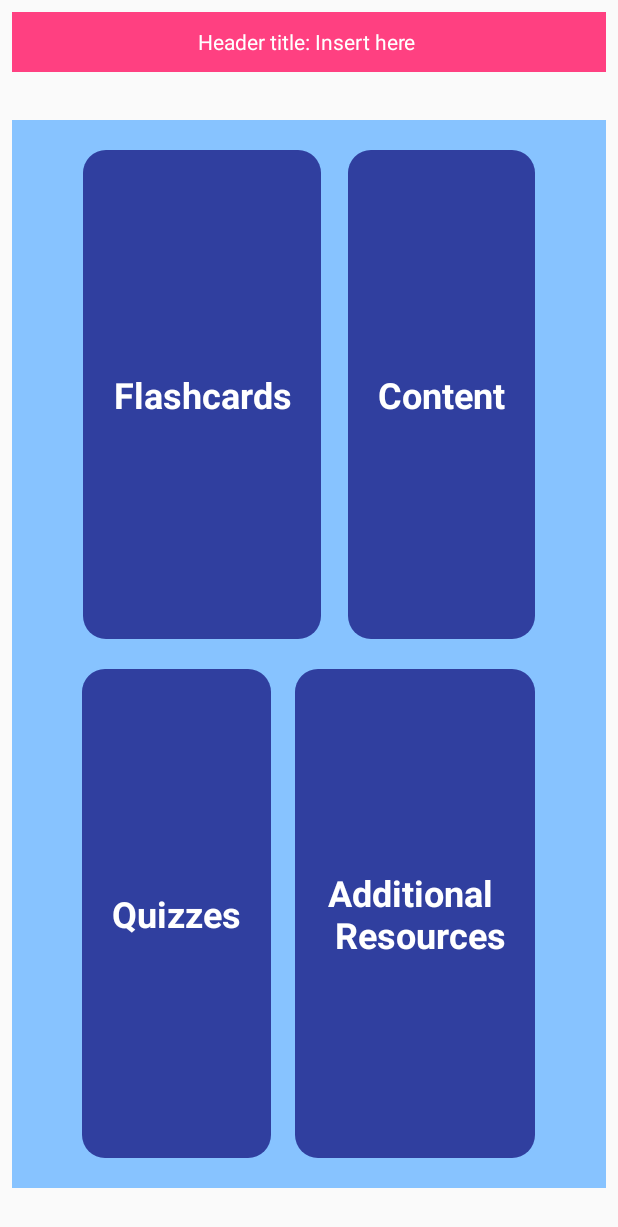
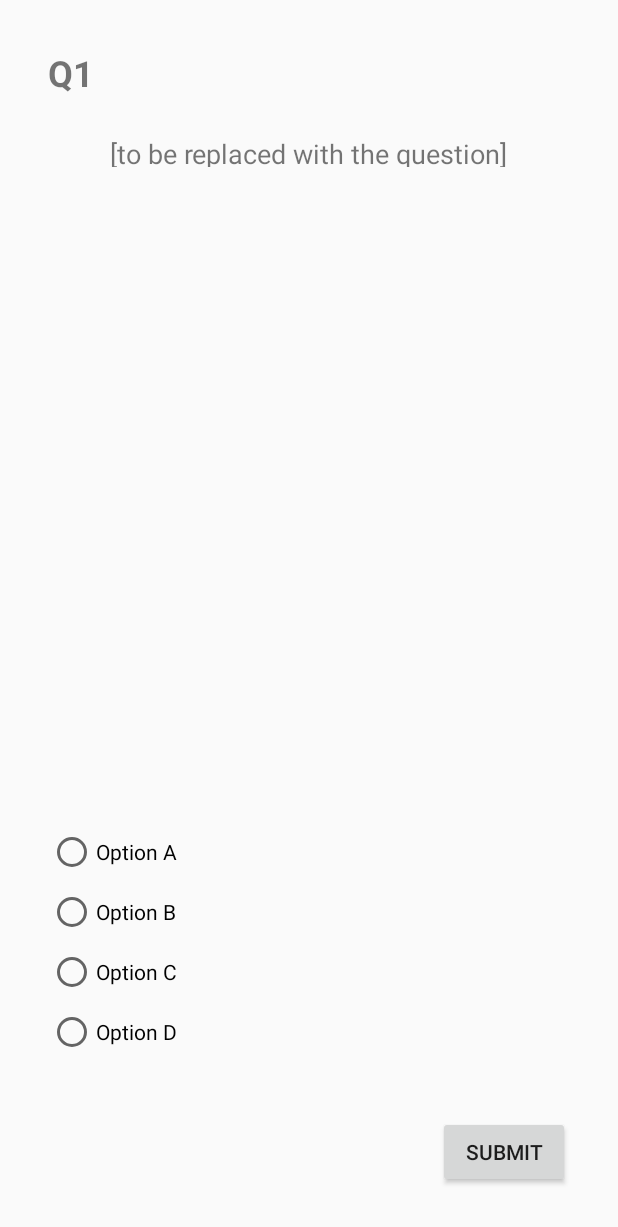
Before and after one commit to memedelacreme/AssignmentHH, an Android app: the screen it shows after launch (MainActivity before the commit, QuizMain after it), after a tap on "Quizzes", on a phone screen of 412 x 824 dp. Shown: the top 1227 px of the screen. Run offline under Robolectric (Android 15) with nearby library versions, the phone set to English and light mode, and no system bars.

Commit message:
09/10/2018 | 11:08pm Started on the basics for the quiz

```diff
--- a/app/src/main/AndroidManifest.xml
+++ b/app/src/main/AndroidManifest.xml
@@ -31,7 +31,8 @@
         <activity android:name=".MainActivity" />
         <activity android:name=".FlashCardMain" />
         <activity android:name=".AddFlashCard" />
-        <activity android:name=".ContentMain"></activity>
+        <activity android:name=".ContentMain" />
+        <activity android:name=".QuizMain"></activity>
     </application>
 
 </manifest>
--- a/app/src/main/java/com/example/jsh/assignment_hh/MainActivity.java
+++ b/app/src/main/java/com/example/jsh/assignment_hh/MainActivity.java
@@ -22,15 +22,15 @@ public class MainActivity extends AppCompatActivity {
         TextView Quiz = (TextView) findViewById(R.id.quiz);
         TextView additionalResources = (TextView) findViewById(R.id.additional_resources);
 
-        //This onClickListener was used to test that the TextViews worked as buttons. Feel free to delete when we've made activities for each section.
-        View.OnClickListener test = new View.OnClickListener() {
-            @Override
-            public void onClick(View v) {
-                TextView t = (TextView) v;
-                String text = t.getText().toString();
-                Toast.makeText(MainActivity.this, "You selected " + text, Toast.LENGTH_SHORT).show();
-            }
-        };
+//        This onClickListener was used to test that the TextViews worked as buttons. Feel free to delete when we've made activities for each section.
+//        View.OnClickListener test = new View.OnClickListener() {
+//            @Override
+//            public void onClick(View v) {
+//                TextView t = (TextView) v;
+//                String text = t.getText().toString();
+//                Toast.makeText(MainActivity.this, "You selected " + text, Toast.LENGTH_SHORT).show();
+//            }
+//        };
 
         //This is the onCLickListener for the menu. It reads which button the user clicks and takes them to the appropriate menu.
         View.OnClickListener mainMenu = new View.OnClickListener() {
@@ -53,7 +53,7 @@ public class MainActivity extends AppCompatActivity {
                         break;
 
                     case "Quizzes":
-                        //intent = new Intent(getApplicationContext(), [CLASS_NAME_HERE].class);
+                        intent = new Intent(getApplicationContext(), QuizMain.class);
                         Log.d(TAG, "onClick: User clicked on Quizzes >> Creating intent: " + intent.toString());
                         break;
 
@@ -81,7 +81,7 @@ public class MainActivity extends AppCompatActivity {
         //todo change these from "test" to "mainMenu" when readu.
         Content.setOnClickListener(mainMenu);
         Flashcards.setOnClickListener(mainMenu);
-        Quiz.setOnClickListener(test);
+        Quiz.setOnClickListener(mainMenu);
         additionalResources.setOnClickListener(mainMenu);
     }
 
--- /dev/null
+++ b/app/src/main/java/com/example/jsh/assignment_hh/QuizMain.java
@@ -0,0 +1,50 @@
+package com.example.jsh.assignment_hh;
+
+import android.support.v7.app.AppCompatActivity;
+import android.os.Bundle;
+import android.view.View;
+import android.widget.Button;
+import android.widget.TextView;
+import android.widget.ViewFlipper;
+
+public class QuizMain extends AppCompatActivity {
+
+    int qNumber = 2;
+
+    @Override
+    protected void onCreate(Bundle savedInstanceState) {
+        super.onCreate(savedInstanceState);
+        setContentView(R.layout.activity_quiz_main);
+
+        final ViewFlipper myViewFlipper = (ViewFlipper) findViewById(R.id.myViewFlipper);
+        Button submit = (Button) findViewById(R.id.submit);
+        final TextView questionNumber = (TextView) findViewById(R.id.questionNumber);
+
+        submit.setOnClickListener(new View.OnClickListener() {
+            @Override
+            public void onClick(View v) {
+
+
+                //TODO create the way to save the selected answer (perhaps an Array)
+
+                switch (myViewFlipper.getDisplayedChild()){
+                    case 0:
+                        myViewFlipper.setDisplayedChild(1);
+                        break;
+                    case 1:
+                        myViewFlipper.setDisplayedChild(0);
+                        break;
+                    case 2: break;
+                }
+
+
+                //TODO add aditional xml files to the ViewFlipper in activity_main.xml
+                //myViewFlipper.setDisplayedChild(1);
+
+                //increment the question number
+                questionNumber.setText("Q" + qNumber);
+                qNumber++;
+            }
+        });
+    }
+}
--- /dev/null
+++ b/app/src/main/res/layout/activity_quiz_main.xml
@@ -0,0 +1,44 @@
+<?xml version="1.0" encoding="utf-8"?>
+<android.support.constraint.ConstraintLayout xmlns:android="http://schemas.android.com/apk/res/android"
+    xmlns:app="http://schemas.android.com/apk/res-auto"
+    xmlns:tools="http://schemas.android.com/tools"
+    android:layout_width="match_parent"
+    android:layout_height="match_parent"
+    tools:context=".QuizMain">
+
+    <ViewFlipper
+        android:id="@+id/myViewFlipper"
+        android:layout_width="match_parent"
+        android:layout_height="match_parent">
+
+        <include layout="@layout/quiz_question_mcq" />
+        <include layout="@layout/quiz_question_blanks" />
+
+
+
+    </ViewFlipper>
+
+    <Button
+        android:id="@+id/submit"
+        android:layout_width="wrap_content"
+        android:layout_height="wrap_content"
+        android:layout_marginEnd="32dp"
+        android:layout_marginBottom="32dp"
+        android:text="Submit"
+        app:layout_constraintBottom_toBottomOf="parent"
+        app:layout_constraintEnd_toEndOf="parent" />
+
+    <TextView
+        android:id="@+id/questionNumber"
+        android:layout_width="wrap_content"
+        android:layout_height="wrap_content"
+        android:layout_marginStart="32dp"
+        android:layout_marginTop="32dp"
+        android:text="Q1"
+        android:textAlignment="textStart"
+        android:textSize="24sp"
+        android:textStyle="bold"
+        app:layout_constraintStart_toStartOf="parent"
+        app:layout_constraintTop_toTopOf="parent" />
+
+</android.support.constraint.ConstraintLayout>
--- /dev/null
+++ b/app/src/main/res/layout/quiz_question_blanks.xml
@@ -0,0 +1,35 @@
+<?xml version="1.0" encoding="utf-8"?>
+<android.support.constraint.ConstraintLayout
+    xmlns:android="http://schemas.android.com/apk/res/android"
+    xmlns:app="http://schemas.android.com/apk/res-auto"
+    xmlns:tools="http://schemas.android.com/tools"
+    android:layout_width="match_parent"
+    android:layout_height="match_parent">
+
+    <EditText
+        android:id="@+id/answerFill"
+        android:layout_width="wrap_content"
+        android:layout_height="wrap_content"
+        android:layout_marginStart="8dp"
+        android:layout_marginEnd="8dp"
+        android:layout_marginBottom="120dp"
+        android:ems="10"
+        android:text=""
+        app:layout_constraintBottom_toBottomOf="parent"
+        app:layout_constraintEnd_toEndOf="parent"
+        app:layout_constraintStart_toStartOf="parent" />
+
+    <TextView
+        android:id="@+id/questionFill"
+        android:layout_width="wrap_content"
+        android:layout_height="20dp"
+        android:layout_marginStart="8dp"
+        android:layout_marginTop="90dp"
+        android:layout_marginEnd="8dp"
+        android:text="TextView"
+        android:textAlignment="center"
+        android:textSize="18sp"
+        app:layout_constraintEnd_toEndOf="parent"
+        app:layout_constraintStart_toStartOf="parent"
+        app:layout_constraintTop_toTopOf="parent" />
+</android.support.constraint.ConstraintLayout>
--- /dev/null
+++ b/app/src/main/res/layout/quiz_question_mcq.xml
@@ -0,0 +1,71 @@
+<?xml version="1.0" encoding="utf-8"?>
+<android.support.constraint.ConstraintLayout
+    xmlns:android="http://schemas.android.com/apk/res/android" android:layout_width="match_parent"
+    android:layout_height="match_parent"
+    xmlns:app="http://schemas.android.com/apk/res-auto"
+    xmlns:tools="http://schemas.android.com/tools"
+    >
+
+    <TextView
+        android:id="@+id/question"
+        android:layout_width="wrap_content"
+        android:layout_height="21dp"
+        android:layout_marginStart="8dp"
+        android:layout_marginTop="90dp"
+        android:layout_marginEnd="8dp"
+        android:text="[to be replaced with the question]"
+        android:textSize="18sp"
+        app:layout_constraintEnd_toEndOf="parent"
+        app:layout_constraintStart_toStartOf="parent"
+        app:layout_constraintTop_toTopOf="parent" />
+
+    <RadioGroup
+        android:id="@+id/myRadioGroup"
+        android:layout_width="wrap_content"
+        android:layout_height="wrap_content"
+        android:layout_marginStart="32dp"
+        android:layout_marginBottom="120dp"
+        android:orientation="vertical"
+        app:layout_constraintBottom_toBottomOf="parent"
+        app:layout_constraintStart_toStartOf="parent">
+
+
+        <RadioButton
+            android:id="@+id/radioButton"
+            android:layout_width="wrap_content"
+            android:layout_height="wrap_content"
+            android:layout_marginRight="8dp"
+            android:layout_marginBottom="8dp"
+            android:text="Option A"
+            tools:layout_editor_absoluteY="229dp" />
+
+        <RadioButton
+            android:id="@+id/radioButton2"
+            android:layout_width="wrap_content"
+            android:layout_height="wrap_content"
+            android:layout_marginRight="8dp"
+            android:layout_marginBottom="8dp"
+            android:text="Option B"
+            tools:layout_editor_absoluteX="257dp"
+            tools:layout_editor_absoluteY="245dp" />
+
+
+        <RadioButton
+            android:id="@+id/radioButton3"
+            android:layout_width="wrap_content"
+            android:layout_height="wrap_content"
+            android:layout_marginRight="8dp"
+            android:layout_marginBottom="8dp"
+            android:text="Option C" />
+
+        <RadioButton
+            android:id="@+id/radioButton4"
+            android:layout_width="wrap_content"
+            android:layout_height="wrap_content"
+            android:layout_marginRight="8dp"
+            android:text="Option D"
+            tools:layout_editor_absoluteX="245dp"
+            tools:layout_editor_absoluteY="349dp" />
+    </RadioGroup>
+
+</android.support.constraint.ConstraintLayout>
```
